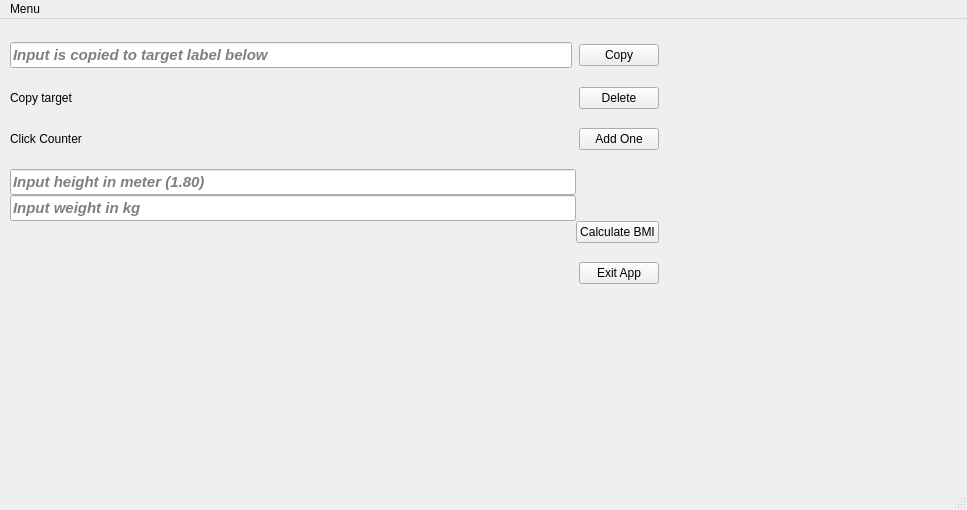
This is mainwindow.ui in Racalniog/QTAppAlfaExercises as Qt 5 draws it before an edit. The edited form follows.
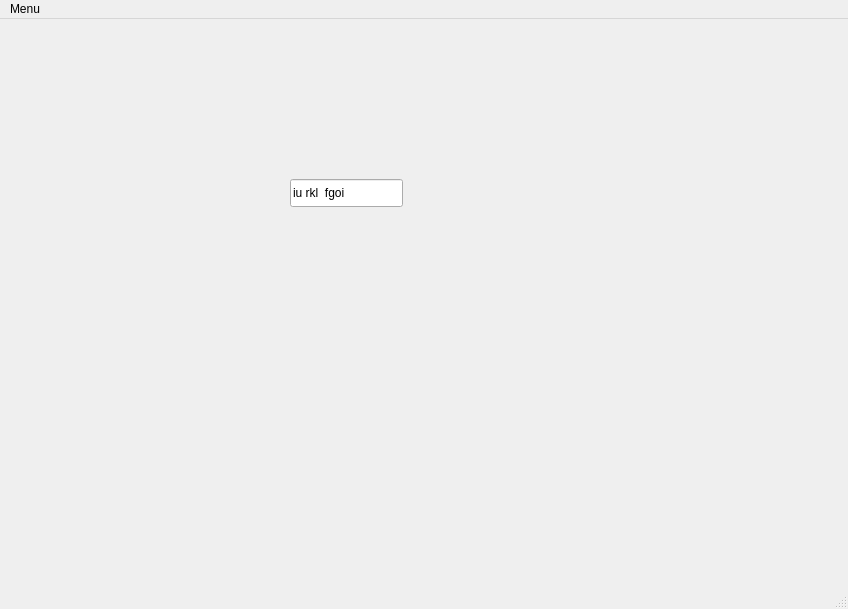
This is the edited form. The open tabs and pages were chosen to show the change.

Commit message: View flipper with QStackedWidget implemented

What changed in the file:
```diff
--- a/mainwindow.ui
+++ b/mainwindow.ui
@@ -6,8 +6,8 @@
    <rect>
     <x>0</x>
     <y>0</y>
-    <width>967</width>
-    <height>510</height>
+    <width>848</width>
+    <height>609</height>
    </rect>
   </property>
   <property name="sizePolicy">
@@ -23,11 +23,21 @@
    <bool>false</bool>
   </property>
   <widget class="QWidget" name="centralwidget">
+   <widget class="QStackedWidget" name="stackedWidget">
+    <property name="geometry">
+     <rect>
+      <x>0</x>
+      <y>0</y>
+      <width>831</width>
+      <height>571</height>
+     </rect>
+    </property>
+    <widget class="QWidget" name="page">
    <widget class="QWidget" name="gridLayoutWidget">
     <property name="geometry">
      <rect>
-      <x>10</x>
-      <y>10</y>
+        <x>30</x>
+        <y>40</y>
       <width>649</width>
       <height>271</height>
      </rect>
@@ -187,12 +197,29 @@
     </layout>
    </widget>
   </widget>
+    <widget class="QWidget" name="page_2">
+     <widget class="QLineEdit" name="lineEdit_2">
+      <property name="geometry">
+       <rect>
+        <x>290</x>
+        <y>160</y>
+        <width>113</width>
+        <height>28</height>
+       </rect>
+      </property>
+      <property name="inputMask">
+       <string>iuhrkldnfgoi</string>
+      </property>
+     </widget>
+    </widget>
+   </widget>
+  </widget>
   <widget class="QMenuBar" name="menubar">
    <property name="geometry">
     <rect>
      <x>0</x>
      <y>0</y>
-     <width>967</width>
+     <width>848</width>
      <height>25</height>
     </rect>
    </property>
```
Left out of the diff: 2 changed lines with no effect on the pictures. Lines whose indentation alone changed are shown as unchanged. The commit also changes 3 other files.
